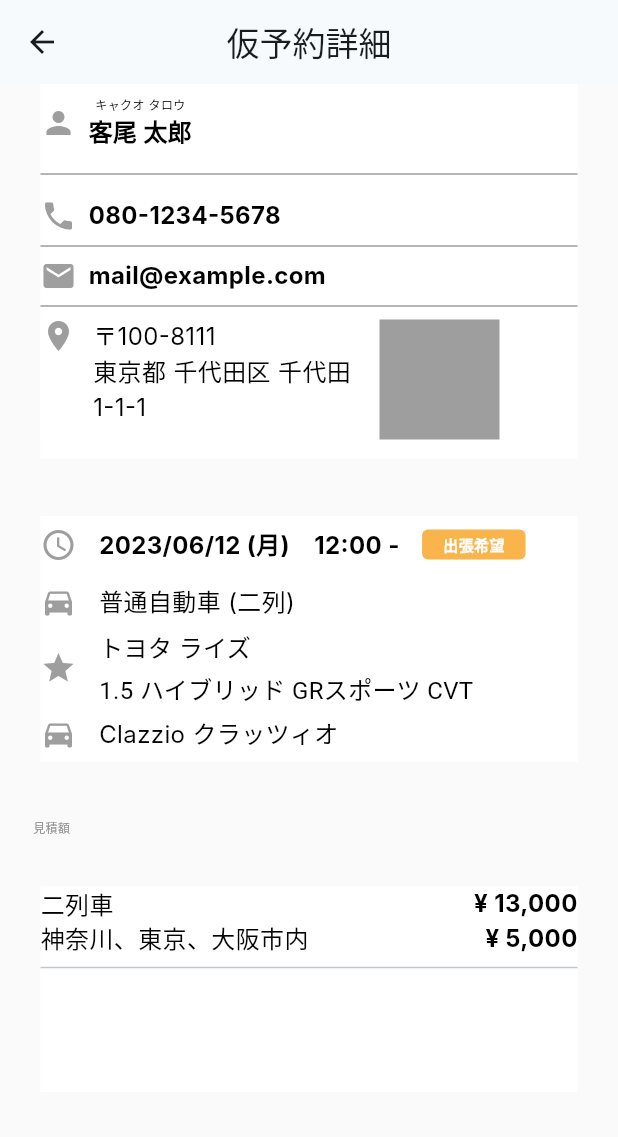
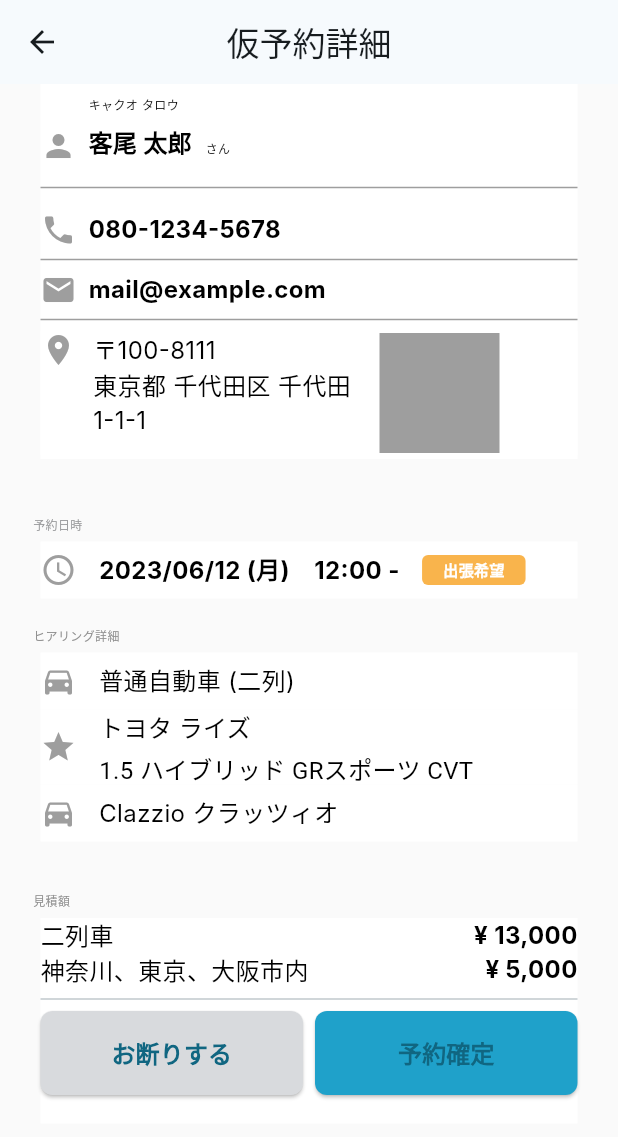
Before and after one commit to yuuya-1205/kurumo_app, a Flutter app: the ProvisionalReservationDetail screen opened directly, on a phone screen of 412 x 824 dp. Shown: the top 1137 px of the screen. Run offline on Flutter 3.47's test engine with Material 2 defaults, Android fonts, the phone set to English and light mode, and no system bars; our stand-ins replace firebase_core; accounts and stored records are empty; Roboto replaces fonts that are missing (Inter, Noto Sans JP).

Commit message:
仮予約詳細ページのレイアウト完成

```diff
--- a/lib/views/pages/provisional_reservation_detail.dart
+++ b/lib/views/pages/provisional_reservation_detail.dart
@@ -32,12 +32,21 @@ class ProvisionalReservationDetail extends StatelessWidget {
               children: [
                 SizedBox(height: 8),
                 Row(
+                  crossAxisAlignment: CrossAxisAlignment.end,
                   children: [
                     Icon(Icons.person, color: Colors.grey),
                     SizedBox(width: 8),
-                    Column(
+                    Container(
+                      width: 150,
+                      height: 45,
+                      child: Column(
                         children: [
-                        Text(
+                          Container(
+                            width: 150,
+                            height: 19,
+                            child: Align(
+                              alignment: Alignment.topLeft,
+                              child: Text(
                                 'キャクオ タロウ',
                                 style: TextStyle(
                                   color: Colors.black,
@@ -46,6 +55,10 @@ class ProvisionalReservationDetail extends StatelessWidget {
                                   fontWeight: FontWeight.w400,
                                 ),
                               ),
+                            ),
+                          ),
+                          Row(
+                            children: [
                               Text(
                                 '客尾 太郎',
                                 style: TextStyle(
@@ -55,7 +68,27 @@ class ProvisionalReservationDetail extends StatelessWidget {
                                   fontWeight: FontWeight.w700,
                                 ),
                               ),
+                              SizedBox(width: 9),
+                              Container(
+                                width: 68,
+                                height: 19,
+                                child: Align(
+                                  alignment: Alignment.bottomLeft,
+                                  child: Text(
+                                    'さん',
+                                    style: TextStyle(
+                                      color: Colors.black,
+                                      fontSize: 8,
+                                      fontFamily: 'Inter',
+                                      fontWeight: FontWeight.w400,
+                                    ),
+                                  ),
+                                ),
+                              )
                             ],
+                          ),
+                        ],
+                      ),
                     )
                   ],
                 ),
@@ -161,6 +194,22 @@ class ProvisionalReservationDetail extends StatelessWidget {
             ),
           ),
           const SizedBox(height: 38),
+          Padding(
+            padding: const EdgeInsets.only(left: 22),
+            child: Align(
+              alignment: Alignment.centerLeft,
+              child: Text(
+                '予約日時',
+                style: TextStyle(
+                  color: Color(0xFF98999B),
+                  fontSize: 8,
+                  fontFamily: 'Inter',
+                  fontWeight: FontWeight.w400,
+                ),
+              ),
+            ),
+          ),
+          const SizedBox(height: 6),
           Container(
             color: backgroudWhith,
             width: 358,
@@ -209,6 +258,23 @@ class ProvisionalReservationDetail extends StatelessWidget {
               ],
             ),
           ),
+          const SizedBox(height: 19),
+          Padding(
+            padding: const EdgeInsets.only(left: 22),
+            child: Align(
+              alignment: Alignment.centerLeft,
+              child: Text(
+                'ヒアリング詳細',
+                style: TextStyle(
+                  color: Color(0xFF909090),
+                  fontSize: 8,
+                  fontFamily: 'Inter',
+                  fontWeight: FontWeight.w400,
+                ),
+              ),
+            ),
+          ),
+          const SizedBox(height: 6),
           Container(
             color: backgroudWhith,
             width: 358,
@@ -292,7 +358,7 @@ class ProvisionalReservationDetail extends StatelessWidget {
               ],
             ),
           ),
-          const SizedBox(height: 38),
+          const SizedBox(height: 34),
           Padding(
             padding: const EdgeInsets.only(left: 22),
             child: Align(
@@ -308,7 +374,7 @@ class ProvisionalReservationDetail extends StatelessWidget {
               ),
             ),
           ),
-          const SizedBox(height: 34),
+          const SizedBox(height: 6),
           Container(
             color: backgroudWhith,
             width: 358,
@@ -366,6 +432,27 @@ class ProvisionalReservationDetail extends StatelessWidget {
                   ],
                 ),
                 Divider(),
+                Container(
+                  width: MediaQuery.of(context).size.width,
+                  child: Row(
+                    mainAxisAlignment: MainAxisAlignment.spaceBetween,
+                    children: [
+                      Flexible(
+                        child: Button(
+                            backgroundColor: Color(0xFFD8DADD),
+                            text: 'お断りする',
+                            onPressed: () {}),
+                      ),
+                      const SizedBox(width: 8),
+                      Flexible(
+                        child: Button(
+                            backgroundColor: Color(0xFF1FA1CA),
+                            text: '予約確定',
+                            onPressed: () {}),
+                      ),
+                    ],
+                  ),
+                ),
               ],
             ),
           ),
--- a/lib/views/settings_page.dart
+++ b/lib/views/settings_page.dart
@@ -1,4 +1,5 @@
 import 'package:flutter/material.dart';
+import 'package:kurumo_app/views/components/button.dart';
 
 class SettingPage extends StatelessWidget {
   const SettingPage({super.key});
@@ -14,12 +15,13 @@ class SettingPage extends StatelessWidget {
 
   @override
   Widget build(BuildContext context) {
-    return const Scaffold(
+    return Scaffold(
       body: Center(
         child: Column(
           mainAxisAlignment: MainAxisAlignment.center,
           children: [
             Text('設定ページ'),
+
           ],
         ),
       ),
```
Lines whose indentation alone changed are shown as unchanged.
